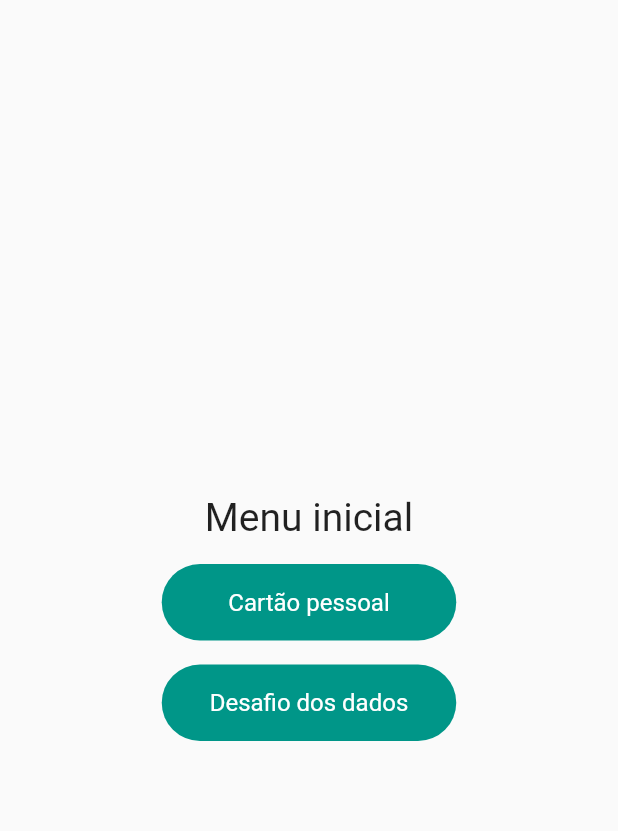
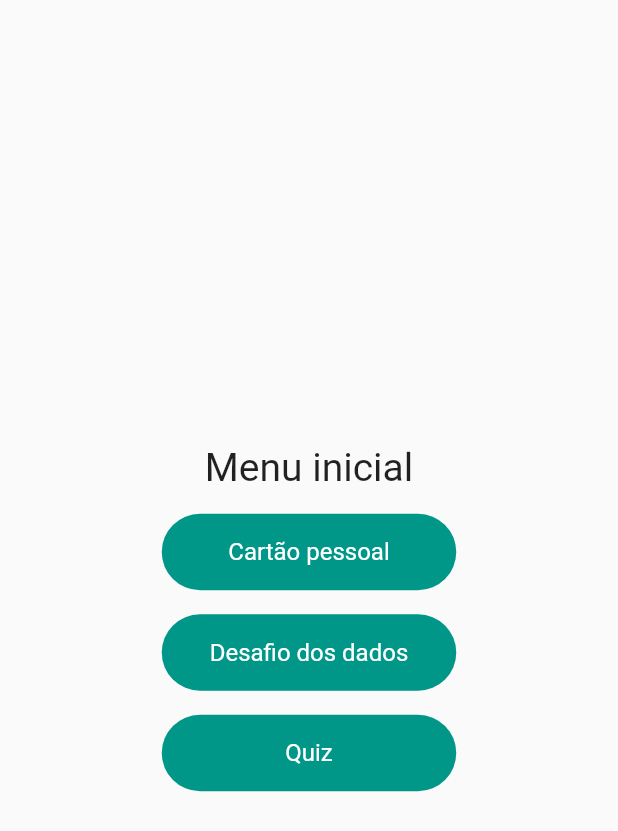
Before and after one commit to DaniloP85/flutterMob25, a Flutter app: the screen it shows after launch, on a phone screen of 412 x 824 dp. Shown: the top 831 px of the screen. Run offline on Flutter 3.47's test engine with Material 2 defaults, Android fonts, the phone set to English and light mode, and no system bars; our stand-ins replace google_fonts; Roboto replaces fonts that are missing (Ubuntu).

Commit message:
add screen quiz

```diff
--- a/lib/main.dart
+++ b/lib/main.dart
@@ -1,5 +1,6 @@
 import 'package:aula1/screen/Dice_screen.dart';
 import 'package:aula1/screen/Personal_card_screen.dart';
+import 'package:aula1/screen/Quiz_screen.dart';
 import 'package:aula1/screen/menu_screen.dart';
 import 'package:flutter/material.dart';
 
@@ -22,6 +23,7 @@ class MyApp extends StatelessWidget {
         MenuScreen.id: (context) => const MenuScreen(),
         PersonalCardScreen.id: (context) => const PersonalCardScreen(),
         DiceScreen.id: (context) => const DiceScreen(),
+        Quiz.id: (context) => const Quiz(),
       },
     );
   }
--- /dev/null
+++ b/lib/screen/Quiz_screen.dart
@@ -0,0 +1,21 @@
+import 'package:flutter/cupertino.dart';
+import 'package:flutter/material.dart';
+import 'package:google_fonts/google_fonts.dart';
+
+class Quiz extends StatelessWidget {
+  static const String id = '/quiz_screen';
+  const Quiz({Key? key}) : super(key: key);
+
+  @override
+  Widget build(BuildContext context) {
+    return Scaffold(
+      backgroundColor: Colors.white,
+      appBar: AppBar(),
+      body: SafeArea(
+        child: Center(
+          child: Text("data",style: GoogleFonts.ubuntu(fontSize: 16),),
+        ),
+      ),
+    );
+  }
+}
--- a/lib/screen/menu_screen.dart
+++ b/lib/screen/menu_screen.dart
@@ -1,5 +1,6 @@
 import 'package:aula1/screen/Dice_screen.dart';
 import 'package:aula1/screen/Personal_card_screen.dart';
+import 'package:aula1/screen/Quiz_screen.dart';
 import 'package:aula1/widgets/Rounded_button.dart';
 import 'package:flutter/material.dart';
 import 'package:google_fonts/google_fonts.dart';
@@ -27,6 +28,8 @@ class MenuScreen extends StatelessWidget {
                     RoundedButton(id:PersonalCardScreen.id, text: 'Cartão pessoal'),
                     SizedBox(height: 16, width: double.infinity),
                     RoundedButton(id: DiceScreen.id, text: 'Desafio dos dados'),
+                    SizedBox(height: 16, width: double.infinity),
+                    RoundedButton(id: Quiz.id, text: 'Quiz'),
                   ]
               ),
             ),
```
